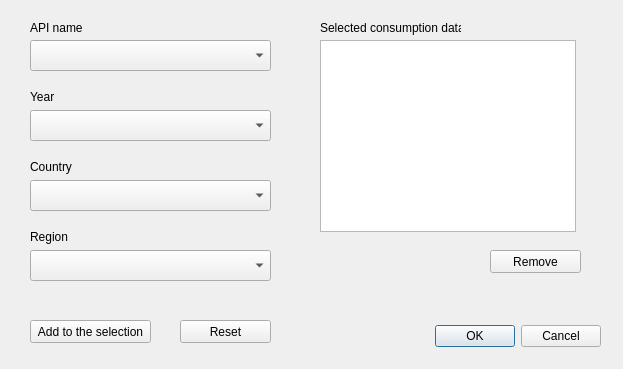
This is consumption_selection_dialog_base.ui in cridrive66/APRIORA as Qt 5 draws it before an edit. The edited form follows.
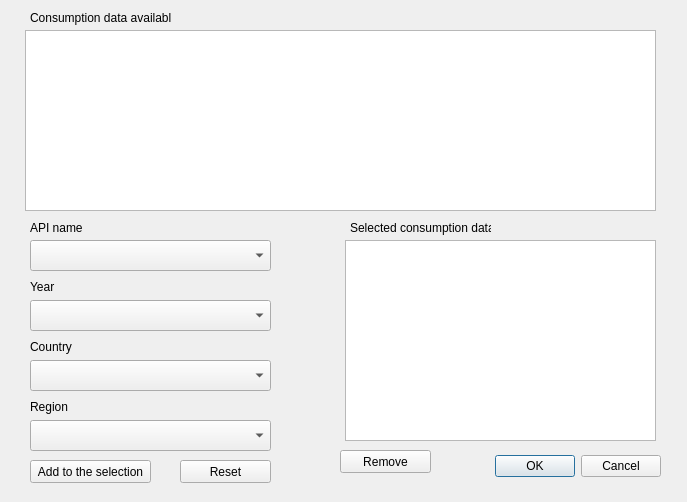
This is the edited form.

The edit to the form file:
```diff
--- a/consumption_selection_dialog_base.ui
+++ b/consumption_selection_dialog_base.ui
@@ -6,8 +6,8 @@
    <rect>
     <x>0</x>
     <y>0</y>
-    <width>623</width>
-    <height>369</height>
+    <width>687</width>
+    <height>502</height>
    </rect>
   </property>
   <property name="windowTitle">
@@ -16,8 +16,8 @@
   <widget class="QDialogButtonBox" name="button_box">
    <property name="geometry">
     <rect>
-     <x>430</x>
-     <y>320</y>
+     <x>490</x>
+     <y>450</y>
      <width>171</width>
      <height>32</height>
     </rect>
@@ -33,7 +33,7 @@
    <property name="geometry">
     <rect>
      <x>30</x>
-     <y>40</y>
+     <y>240</y>
      <width>241</width>
      <height>31</height>
     </rect>
@@ -43,7 +43,7 @@
    <property name="geometry">
     <rect>
      <x>30</x>
-     <y>110</y>
+     <y>300</y>
      <width>241</width>
      <height>31</height>
     </rect>
@@ -53,7 +53,7 @@
    <property name="geometry">
     <rect>
      <x>30</x>
-     <y>180</y>
+     <y>360</y>
      <width>241</width>
      <height>31</height>
     </rect>
@@ -63,7 +63,7 @@
    <property name="geometry">
     <rect>
      <x>30</x>
-     <y>250</y>
+     <y>420</y>
      <width>241</width>
      <height>31</height>
     </rect>
@@ -73,7 +73,7 @@
    <property name="geometry">
     <rect>
      <x>30</x>
-     <y>320</y>
+     <y>460</y>
      <width>121</width>
      <height>23</height>
     </rect>
@@ -86,7 +86,7 @@
    <property name="geometry">
     <rect>
      <x>180</x>
-     <y>320</y>
+     <y>460</y>
      <width>91</width>
      <height>23</height>
     </rect>
@@ -99,7 +99,7 @@
    <property name="geometry">
     <rect>
      <x>30</x>
-     <y>20</y>
+     <y>220</y>
      <width>61</width>
      <height>16</height>
     </rect>
@@ -112,7 +112,7 @@
    <property name="geometry">
     <rect>
      <x>30</x>
-     <y>90</y>
+     <y>280</y>
      <width>47</width>
      <height>14</height>
     </rect>
@@ -125,7 +125,7 @@
    <property name="geometry">
     <rect>
      <x>30</x>
-     <y>160</y>
+     <y>340</y>
      <width>47</width>
      <height>14</height>
     </rect>
@@ -138,7 +138,7 @@
    <property name="geometry">
     <rect>
      <x>30</x>
-     <y>230</y>
+     <y>400</y>
      <width>47</width>
      <height>14</height>
     </rect>
@@ -150,18 +150,18 @@
   <widget class="QListWidget" name="selectionListWidget">
    <property name="geometry">
     <rect>
-     <x>320</x>
-     <y>40</y>
-     <width>256</width>
-     <height>192</height>
+     <x>345</x>
+     <y>240</y>
+     <width>311</width>
+     <height>201</height>
     </rect>
    </property>
   </widget>
   <widget class="QPushButton" name="removeSelectionButton">
    <property name="geometry">
     <rect>
-     <x>490</x>
-     <y>250</y>
+     <x>340</x>
+     <y>450</y>
      <width>91</width>
      <height>23</height>
     </rect>
@@ -173,8 +173,8 @@
   <widget class="QLabel" name="label_5">
    <property name="geometry">
     <rect>
-     <x>320</x>
-     <y>20</y>
+     <x>350</x>
+     <y>220</y>
      <width>141</width>
      <height>16</height>
     </rect>
@@ -183,6 +183,29 @@
     <string>Selected consumption data</string>
    </property>
   </widget>
+  <widget class="QTableView" name="excelTableView">
+   <property name="geometry">
+    <rect>
+     <x>25</x>
+     <y>30</y>
+     <width>631</width>
+     <height>181</height>
+    </rect>
+   </property>
+  </widget>
+  <widget class="QLabel" name="label_6">
+   <property name="geometry">
+    <rect>
+     <x>30</x>
+     <y>10</y>
+     <width>141</width>
+     <height>16</height>
+    </rect>
+   </property>
+   <property name="text">
+    <string>Consumption data available</string>
+   </property>
+  </widget>
  </widget>
  <resources/>
  <connections>
```
